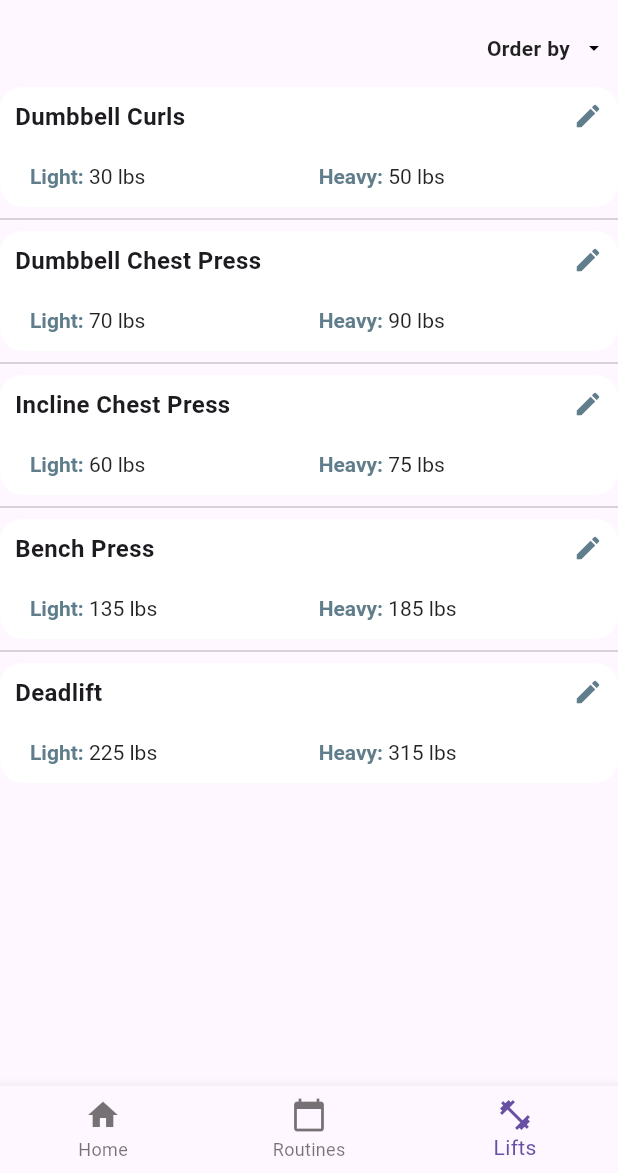
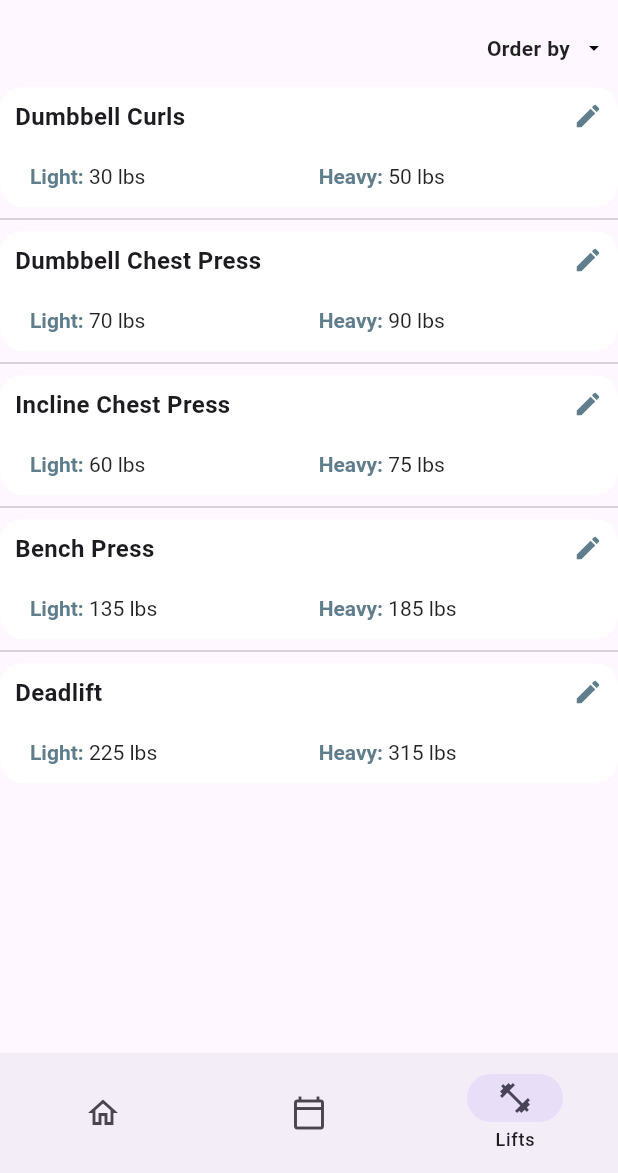
Before and after one commit to lhsteffen/IronSights, a Flutter app: the screen it shows after launch, item 3 of the bottom bar chosen, on a phone screen of 412 x 824 dp, the part 63-1236 px from its top. Run offline on Flutter 3.47's test engine with Material 3 defaults, Android fonts, the phone set to English and light mode, and no system bars.

Commit message:
More Code cleanup, changed lift page to follow better practices

```diff
--- a/analysis_options.yaml
+++ b/analysis_options.yaml
@@ -23,6 +23,13 @@ linter:
   rules:
     # avoid_print: false  # Uncomment to disable the `avoid_print` rule
     # prefer_single_quotes: true  # Uncomment to enable the `prefer_single_quotes` rule
+    avoid_print: false
+    prefer_const_constructors_in_immutables: false
+    prefer_const_constructors: false
+    prefer_const_literals_to_create_immutables: false
+    prefer_final_fields: false
+    unnecessary_breaks: true
+    use_key_in_widget_constructors: false
 
 # Additional information about this file can be found at
 # https://dart.dev/guides/language/analysis-options
--- a/lib/lift_page.dart
+++ b/lib/lift_page.dart
@@ -1,31 +1,27 @@
 import 'package:flutter/material.dart';
+import 'package:iron_sights/main.dart';
+import 'package:provider/provider.dart';
 import 'lift_view.dart';
-import 'test_list.dart';
 import 'lift.dart';
 
-class LiftPageWidget extends StatelessWidget {
+class LiftPage extends StatelessWidget {
 
-  const LiftPageWidget({super.key});
+  const LiftPage({super.key});
 
   @override
   Widget build(BuildContext context) {
     return Container(
-      child: ListDisplay()
+      child: LiftList()
     );
   }
 }
 
-class ListDisplay extends StatefulWidget {
-  const ListDisplay({super.key});
+class LiftList extends StatelessWidget {
+  @override
+  Widget build(BuildContext context) {
+    var appState = context.watch<IronState>();
+    List<Lift> lifts = appState.LiftItems;
 
-  @override
-  State createState() => DynamicList();
-}
-
-class DynamicList extends State<ListDisplay> {
-  List<Lift> liftems = createList();
-  @override
-  Widget build(BuildContext bcntx) {
     return Scaffold(
         body: Column(
           children: <Widget>[
@@ -53,14 +49,7 @@ class DynamicList extends State<ListDisplay> {
               ),
             ),
             Expanded(
-              child: ListView.separated (
-                separatorBuilder: (bcntx, Index) => Divider(),
-                itemCount: liftems.length,
-                padding: EdgeInsets.only(top: 8.0, bottom: 12.0),
-                itemBuilder: (BuildContext bcntx, int Index) {
-                  return liftView(liftems[Index]);
-                },
-              )
+              child: LiftView(),
             )
           ],
         )
--- a/lib/lift_view.dart
+++ b/lib/lift_view.dart
@@ -10,12 +10,27 @@
 // NOTES: THE TOP ROWS NEED TO BE CHANGED TO COLUMNS PROPERLY
 
 import 'package:flutter/material.dart';
+import 'package:iron_sights/main.dart';
+import 'package:provider/provider.dart';
 import 'lift.dart';
 
-GestureDetector liftView(Lift lift) {
-  return GestureDetector (
+class LiftView extends StatelessWidget {
+  @override
+  Widget build(BuildContext context) {
+    var appState = context.watch<IronState>();
+    List<Lift> lifts = appState.LiftItems;
+
+    return ListView.separated(
+      separatorBuilder: (buildContext, index) => Divider(),
+      itemCount: lifts.length,
+      padding: EdgeInsets.only(top: 8.0, bottom: 12.0),
+      itemBuilder: (BuildContext buildContext, int index) {
+        return GestureDetector(
           onTap: () {
             print("Click");
+          },
+          onDoubleTap: () {
+            print("Edit");
           },
           child: Container(
             height: 80,
@@ -31,7 +46,7 @@ GestureDetector liftView(Lift lift) {
                       child: Container(
                         padding: const EdgeInsets.only(bottom: 8, top: 8, left: 10),
                         child: Text(
-                    lift.getName(),
+                          lifts[index].getName(),
                           style: TextStyle(
                             fontWeight: FontWeight.bold,
                             fontSize: 16,
@@ -63,13 +78,9 @@ GestureDetector liftView(Lift lift) {
                                     style: TextStyle(color: Colors.blueGrey, fontWeight: FontWeight.bold)
                                 ),
                                 TextSpan(
-                            text: "${lift.getLight()}",
+                                    text: "${lifts[index].getLight()} lbs",
                                     style: TextStyle(color: Colors.black87)
                                 ),
-                        TextSpan(
-                          text: " lbs",
-                          style: TextStyle(color: Colors.black87)
-                        )
                               ]
                           ),
                         ),
@@ -85,13 +96,9 @@ GestureDetector liftView(Lift lift) {
                                           style: TextStyle(color: Colors.blueGrey, fontWeight: FontWeight.bold)
                                       ),
                                       TextSpan(
-                              text: "${lift.getHeavy()}",
+                                          text: "${lifts[index].getHeavy()} lbs",
                                           style: TextStyle(color: Colors.black87)
                                       ),
-                            TextSpan(
-                              text: " lbs",
-                              style: TextStyle(color: Colors.black87)
-                            )
                                     ]
                                 ),
                               ),
@@ -105,105 +112,7 @@ GestureDetector liftView(Lift lift) {
             ),
           ),
         );
-/*  if (lift.isBarbell()) {
-    return new Container(
-      height: 80,
-      decoration: new BoxDecoration(
-        color: Colors.white,
-        borderRadius: BorderRadius.circular(15),
-      ),
-      child: new Column(
-        children: <Widget>[
-          new Row(
-            children: <Widget>[
-              new Container(
-                padding: const EdgeInsets.only(bottom: 8, top: 8, left: 10),
-                child: Text(
-                  lift.getName(),
-                  style: TextStyle(
-                    fontWeight: FontWeight.bold,
-                    fontSize: 16,
-                  ),
-                ),
-              )
-            ],
-          ),
-          new Row(
-            children: <Widget>[
-              new Container(
-                padding: const EdgeInsets.only(bottom: 8, top: 8, left: 10),
-                child: Text(
-                  "Light: " + "${lift.getLight()}",
-                  style: TextStyle(
-                    color: Colors.grey[500],
-                    fontSize: 14
-                  ),
-                ),
-              ),
-
-            ],
-          )
-        ],
-      ),
+      },
     );
-  } else {
-    return new Container(
-      height: 80,
-      decoration: new BoxDecoration(
-        color: Colors.white,
-        borderRadius: BorderRadius.circular(15),
-      ),
-      child: new Column(
-        children: <Widget>[
-          new Row(
-            children: <Widget>[
-              new Container(
-                padding: const EdgeInsets.only(bottom: 8, top: 8, left: 10),
-                child: Text(
-                  lift.getName(),
-                  style: TextStyle(
-                    fontWeight: FontWeight.bold,
-                    fontSize: 16,
-                  ),
-                ),
-              )
-            ],
-          ),
-          new Expanded(
-            child: new Row(
-              children: <Widget>[
-                new Column(
-                  children: <Widget>[
-                    new Container(
-                      padding: const EdgeInsets.only(bottom: 8, top: 8, left: 20),
-                      child: Text(
-                        "Light: " + "${lift.getLight()}",
-                        style: TextStyle(
-                          color: Colors.grey[500],
-                          fontSize: 14
-                        ),
-                      ),
-                    )
-                  ],
-                ),
-                new Column(
-                  children: <Widget>[
-                    new Container(
-                      padding: const EdgeInsets.all(8),
-                      child: Text(
-                        "Heavy: " + "${lift.getHeavy()}",
-                        style: TextStyle(
-                          color: Colors.grey[500],
-                        ),
-                      ),
-                    ),
-                  ],
-                ),
-              ],
-            ),
-          )
-        ],
-      ),
-    );
-  }*/
   }
+}
--- a/lib/main.dart
+++ b/lib/main.dart
@@ -1,7 +1,10 @@
 import 'package:flutter/material.dart';
+import 'package:provider/provider.dart';
 import 'home_page.dart';
 import 'lift_page.dart';
 import 'routine_page.dart';
+import 'test_list.dart';
+import 'lift.dart';
 
 void main() {
   runApp(const IronSights());
@@ -13,17 +16,31 @@ class IronSights extends StatelessWidget {
   // This widget is the root of your application.
   @override
   Widget build(BuildContext context) {
-    return MaterialApp(
+    return ChangeNotifierProvider(
+      create: (context) => IronState(),
+      child: MaterialApp(
         title: 'IronSights',
         theme: ThemeData(
           primarySwatch: Colors.blueGrey,
         ),
         home: HomePage(),
+      )
     );
   }
 }
 
+class IronState extends ChangeNotifier {
+  List<Lift> LiftItems = createList();
+
+  void addLift(Lift newLift) {
+    LiftItems.add(newLift);
+    notifyListeners();
+  }
+}
+
 class HomePage extends StatefulWidget {
+  const HomePage({super.key});
+
   @override
   State<HomePage> createState() => _HomePageState();
 }
@@ -33,7 +50,7 @@ class _HomePageState extends State<HomePage> {
   final List<Widget> _children = [
     HomepageWidget(),
     RoutinepageWidget(),
-    LiftPageWidget()
+    LiftPage()
   ];
 
   @override
@@ -43,20 +60,26 @@ class _HomePageState extends State<HomePage> {
         title: Text('IronSights'),
       ),
       body: _children[_currentIndex],
-      bottomNavigationBar: BottomNavigationBar(
-        onTap: onTabTapped,
-        currentIndex: _currentIndex,
-        items: [
-          BottomNavigationBarItem(
-            icon: Icon(Icons.home),
+      bottomNavigationBar: NavigationBar(
+        onDestinationSelected: (int index) {
+          onTabTapped(index);
+        },
+        selectedIndex: _currentIndex,
+        labelBehavior: NavigationDestinationLabelBehavior.onlyShowSelected,
+        destinations: const <Widget>[
+          NavigationDestination(
+            selectedIcon: Icon(Icons.home),
+            icon: Icon(Icons.home_outlined),
             label: 'Home',
           ),
-          BottomNavigationBarItem(
-            icon: Icon(Icons.calendar_today),
+          NavigationDestination(
+            selectedIcon: Icon(Icons.calendar_today),
+            icon: Icon(Icons.calendar_today_outlined),
             label: 'Routines',
           ),
-          BottomNavigationBarItem(
-              icon: Icon(Icons.fitness_center),
+          NavigationDestination(
+            selectedIcon: Icon(Icons.fitness_center),
+            icon: Icon(Icons.fitness_center_outlined),
             label: 'Lifts'
           )
         ],
--- a/pubspec.yaml
+++ b/pubspec.yaml
@@ -30,7 +30,7 @@ environment:
 dependencies:
   flutter:
     sdk: flutter
-
+  provider: ^6.1.5
   # The following adds the Cupertino Icons font to your application.
   # Use with the CupertinoIcons class for iOS style icons.
   cupertino_icons: ^1.0.8
```
Lines whose indentation alone changed are shown as unchanged.
